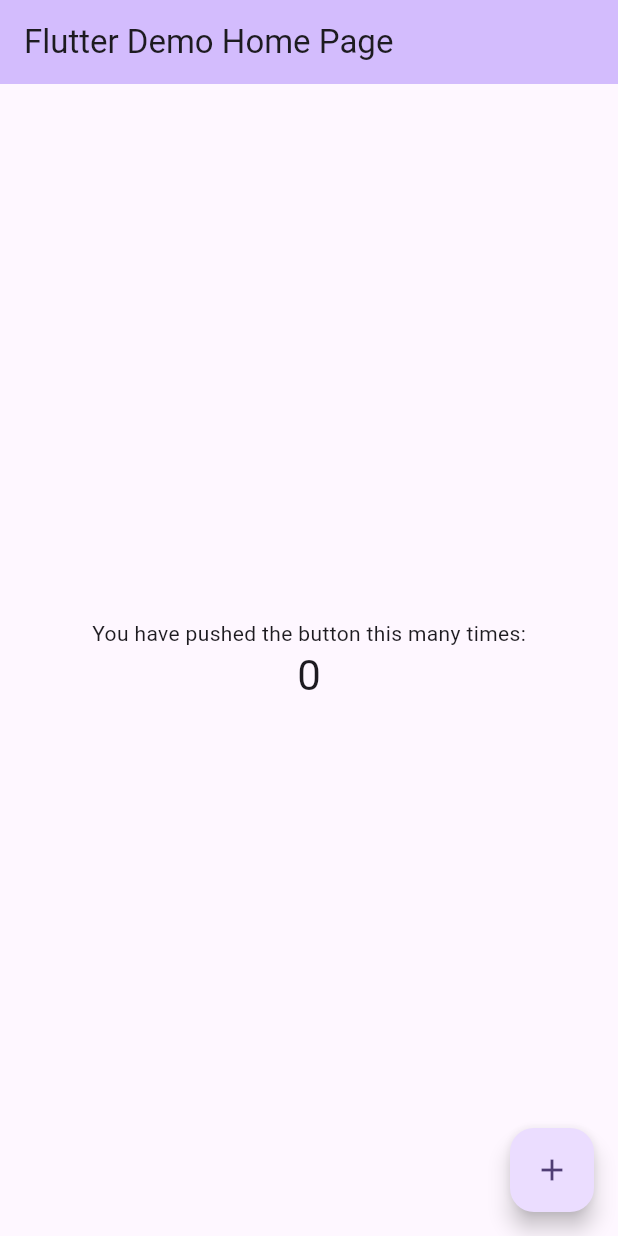
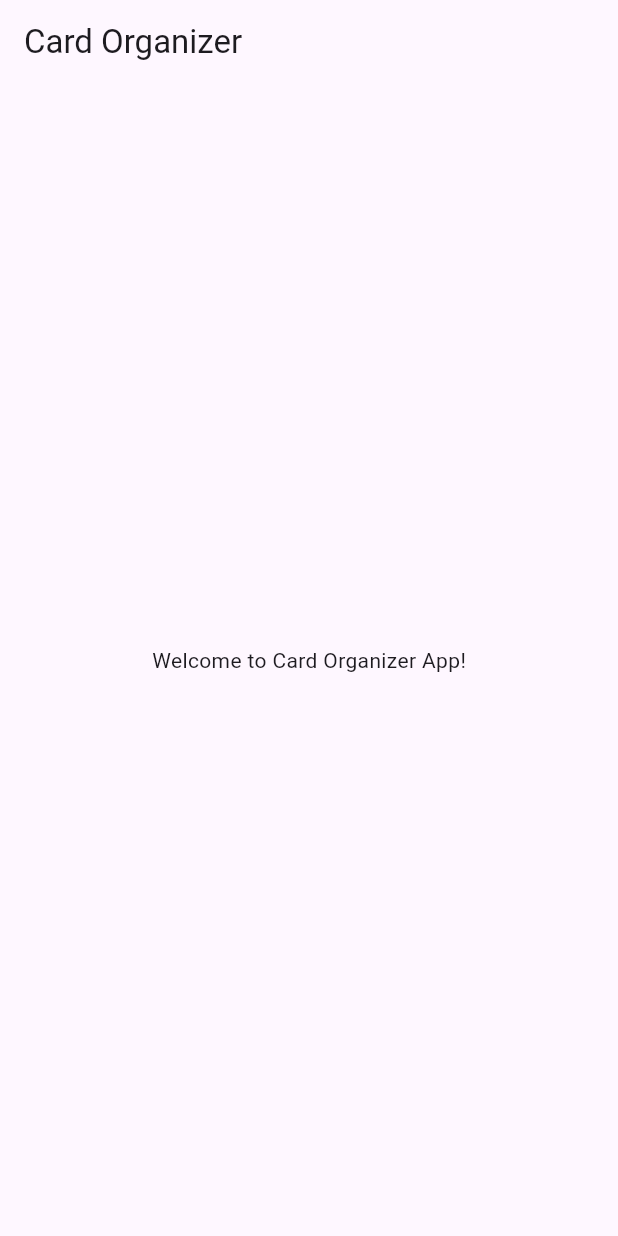
Before and after one commit to anguyen221/card_organizer_app, a Flutter app: the screen it shows after launch, on a phone screen of 412 x 824 dp. Run offline on Flutter 3.47's test engine with Material 3 defaults, Android fonts, the phone set to English and light mode, and no system bars.

Commit message:
Added basic user interface

```diff
--- a/lib/main.dart
+++ b/lib/main.dart
@@ -1,125 +1,21 @@
 import 'package:flutter/material.dart';
 
 void main() {
-  runApp(const MyApp());
+  runApp(CardOrganizerApp());
 }
 
-class MyApp extends StatelessWidget {
-  const MyApp({super.key});
-
-  // This widget is the root of your application.
+class CardOrganizerApp extends StatelessWidget {
   @override
   Widget build(BuildContext context) {
     return MaterialApp(
-      title: 'Flutter Demo',
+      title: 'Card Organizer App',
       theme: ThemeData(
-        // This is the theme of your application.
-        //
-        // TRY THIS: Try running your application with "flutter run". You'll see
-        // the application has a purple toolbar. Then, without quitting the app,
-        // try changing the seedColor in the colorScheme below to Colors.green
-        // and then invoke "hot reload" (save your changes or press the "hot
-        // reload" button in a Flutter-supported IDE, or press "r" if you used
-        // the command line to start the app).
-        //
-        // Notice that the counter didn't reset back to zero; the application
-        // state is not lost during the reload. To reset the state, use hot
-        // restart instead.
-        //
-        // This works for code too, not just values: Most code changes can be
-        // tested with just a hot reload.
-        colorScheme: ColorScheme.fromSeed(seedColor: Colors.deepPurple),
-        useMaterial3: true,
+        primarySwatch: Colors.blue,
       ),
-      home: const MyHomePage(title: 'Flutter Demo Home Page'),
+      home: Scaffold(
+        appBar: AppBar(title: Text('Card Organizer')),
+        body: Center(child: Text('Welcome to Card Organizer App!')),
+      ),
     );
   }
 }
-
-class MyHomePage extends StatefulWidget {
-  const MyHomePage({super.key, required this.title});
-
-  // This widget is the home page of your application. It is stateful, meaning
-  // that it has a State object (defined below) that contains fields that affect
-  // how it looks.
-
-  // This class is the configuration for the state. It holds the values (in this
-  // case the title) provided by the parent (in this case the App widget) and
-  // used by the build method of the State. Fields in a Widget subclass are
-  // always marked "final".
-
-  final String title;
-
-  @override
-  State<MyHomePage> createState() => _MyHomePageState();
-}
-
-class _MyHomePageState extends State<MyHomePage> {
-  int _counter = 0;
-
-  void _incrementCounter() {
-    setState(() {
-      // This call to setState tells the Flutter framework that something has
-      // changed in this State, which causes it to rerun the build method below
-      // so that the display can reflect the updated values. If we changed
-      // _counter without calling setState(), then the build method would not be
-      // called again, and so nothing would appear to happen.
-      _counter++;
-    });
-  }
-
-  @override
-  Widget build(BuildContext context) {
-    // This method is rerun every time setState is called, for instance as done
-    // by the _incrementCounter method above.
-    //
-    // The Flutter framework has been optimized to make rerunning build methods
-    // fast, so that you can just rebuild anything that needs updating rather
-    // than having to individually change instances of widgets.
-    return Scaffold(
-      appBar: AppBar(
-        // TRY THIS: Try changing the color here to a specific color (to
-        // Colors.amber, perhaps?) and trigger a hot reload to see the AppBar
-        // change color while the other colors stay the same.
-        backgroundColor: Theme.of(context).colorScheme.inversePrimary,
-        // Here we take the value from the MyHomePage object that was created by
-        // the App.build method, and use it to set our appbar title.
-        title: Text(widget.title),
-      ),
-      body: Center(
-        // Center is a layout widget. It takes a single child and positions it
-        // in the middle of the parent.
-        child: Column(
-          // Column is also a layout widget. It takes a list of children and
-          // arranges them vertically. By default, it sizes itself to fit its
-          // children horizontally, and tries to be as tall as its parent.
-          //
-          // Column has various properties to control how it sizes itself and
-          // how it positions its children. Here we use mainAxisAlignment to
-          // center the children vertically; the main axis here is the vertical
-          // axis because Columns are vertical (the cross axis would be
-          // horizontal).
-          //
-          // TRY THIS: Invoke "debug painting" (choose the "Toggle Debug Paint"
-          // action in the IDE, or press "p" in the console), to see the
-          // wireframe for each widget.
-          mainAxisAlignment: MainAxisAlignment.center,
-          children: <Widget>[
-            const Text(
-              'You have pushed the button this many times:',
-            ),
-            Text(
-              '$_counter',
-              style: Theme.of(context).textTheme.headlineMedium,
-            ),
-          ],
-        ),
-      ),
-      floatingActionButton: FloatingActionButton(
-        onPressed: _incrementCounter,
-        tooltip: 'Increment',
-        child: const Icon(Icons.add),
-      ), // This trailing comma makes auto-formatting nicer for build methods.
-    );
-  }
-}
```
Also changed, not shown: 1 other file.
